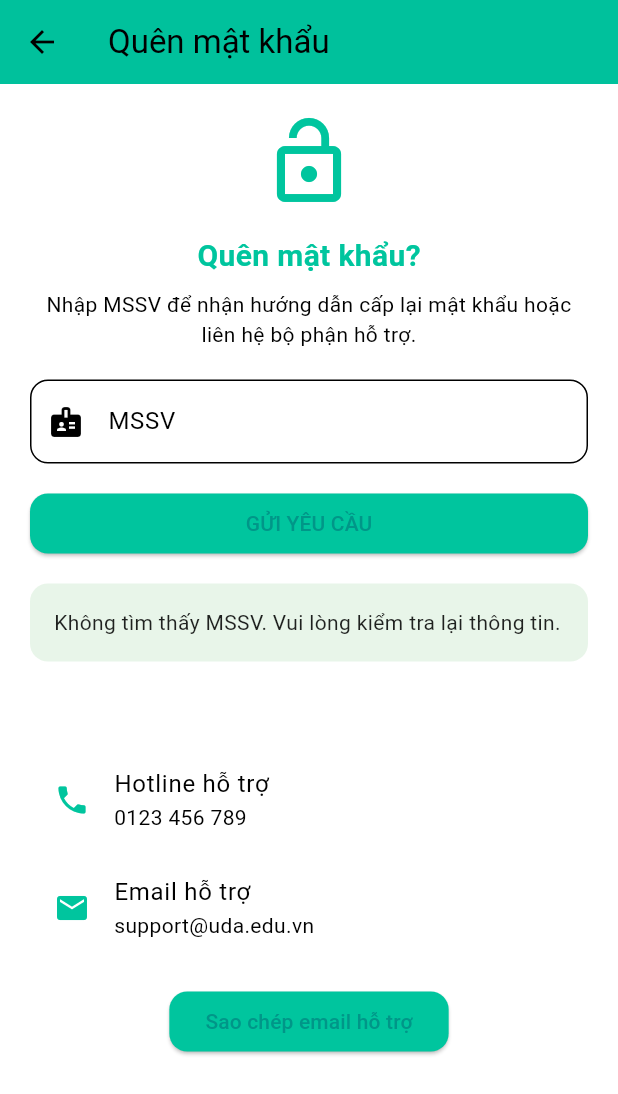
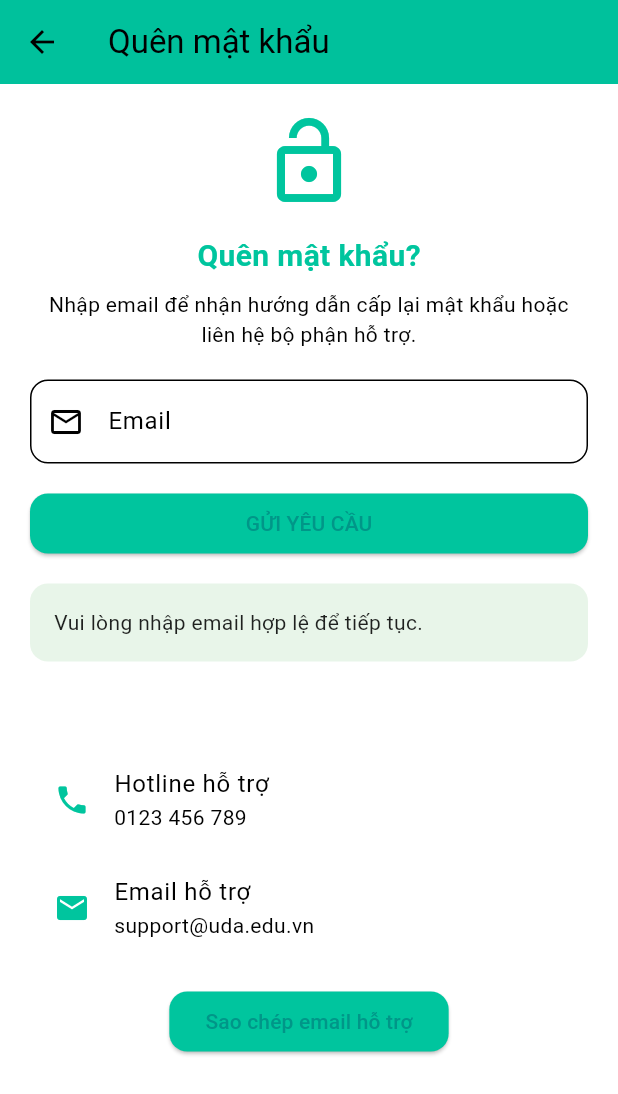
Before and after one commit to hang1234566/flutter, a Flutter app: the ForgotPasswordPage screen opened directly, after a tap on "GỬI YÊU CẦU", on a phone screen of 412 x 824 dp. Shown: the top 1094 px of the screen. Run offline on Flutter 3.47's test engine with Material 3 defaults, Android fonts, the phone set to English and light mode, and no system bars; network calls fail.

Commit message:
feat(ui): finalize flight booking UI with detail booking flow and forgot-password email support

```diff
--- a/lib/pages/forgot_password_page.dart
+++ b/lib/pages/forgot_password_page.dart
@@ -11,7 +11,7 @@ class ForgotPasswordPage extends StatefulWidget {
 }
 
 class _ForgotPasswordPageState extends State<ForgotPasswordPage> {
-  final TextEditingController _studentIdController = TextEditingController();
+  final TextEditingController _emailController = TextEditingController();
   final ApiService _apiService = ApiService.instance;
   String _feedback = '';
   bool _loading = false;
@@ -21,7 +21,7 @@ class _ForgotPasswordPageState extends State<ForgotPasswordPage> {
       _loading = true;
       _feedback = '';
     });
-    final result = await _apiService.forgotPassword(_studentIdController.text.trim());
+    final result = await _apiService.forgotPassword(_emailController.text.trim());
     setState(() {
       _loading = false;
       _feedback = result;
@@ -54,18 +54,19 @@ class _ForgotPasswordPageState extends State<ForgotPasswordPage> {
                 ),
                 const SizedBox(height: 8),
                 const Text(
-                  'Nhập MSSV để nhận hướng dẫn cấp lại mật khẩu hoặc liên hệ bộ phận hỗ trợ.',
+                  'Nhập email để nhận hướng dẫn cấp lại mật khẩu hoặc liên hệ bộ phận hỗ trợ.',
                   textAlign: TextAlign.center,
                 ),
                 const SizedBox(height: 20),
                 TextField(
-                  controller: _studentIdController,
+                  controller: _emailController,
                   decoration: InputDecoration(
-                    labelText: 'MSSV',
-                    hintText: 'Nhập mã số sinh viên của bạn',
+                    labelText: 'Email',
+                    hintText: 'Nhập email của bạn',
                     border: OutlineInputBorder(borderRadius: BorderRadius.circular(12)),
-                    prefixIcon: const Icon(Icons.badge),
+                    prefixIcon: const Icon(Icons.email_outlined),
                   ),
+                  keyboardType: TextInputType.emailAddress,
                 ),
                 const SizedBox(height: 16),
                 SizedBox(
--- a/lib/services/api_service.dart
+++ b/lib/services/api_service.dart
@@ -83,13 +83,13 @@ class ApiService {
   }
 
   // API 9: Forgot password support
-  Future<String> forgotPassword(String studentId) async {
+  Future<String> forgotPassword(String email) async {
     await Future.delayed(const Duration(milliseconds: 400));
-    final exists = _students.any((student) => student.id == studentId);
-    if (exists) {
-      return 'Yêu cầu lấy lại mật khẩu đã được gửi. Vui lòng kiểm tra email hoặc liên hệ 0123 456 789.';
+    final cleanedEmail = email.trim();
+    if (cleanedEmail.isEmpty) {
+      return 'Vui lòng nhập email hợp lệ để tiếp tục.';
     }
-    return 'Không tìm thấy MSSV. Vui lòng kiểm tra lại thông tin.';
+    return 'Yêu cầu lấy lại mật khẩu đã được gửi tới $cleanedEmail. Vui lòng kiểm tra email hoặc liên hệ 0123 456 789.';
   }
 
   // API 10: Export student list as CSV
```
Also changed, not shown: lib/pages/flight_detail_page.dart (+52 -7 lines), lib/pages/flights_page.dart (+6 -4 lines).
